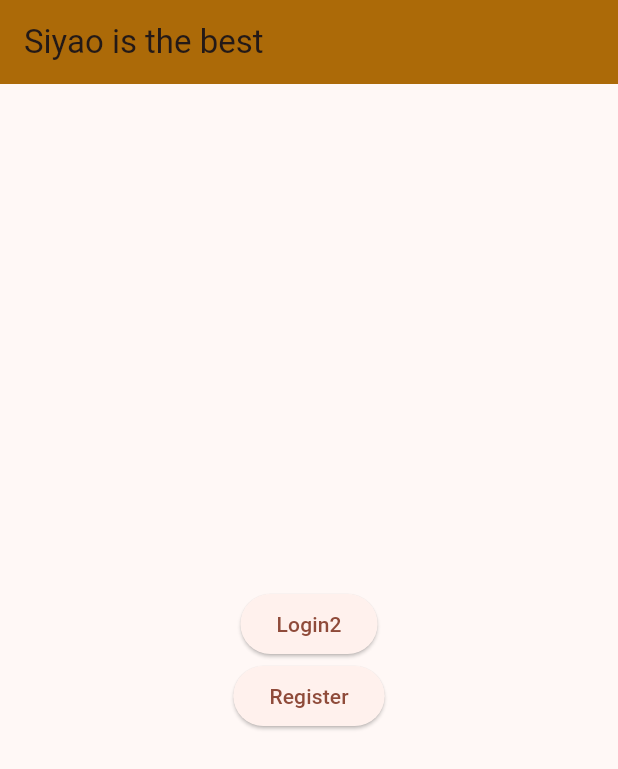
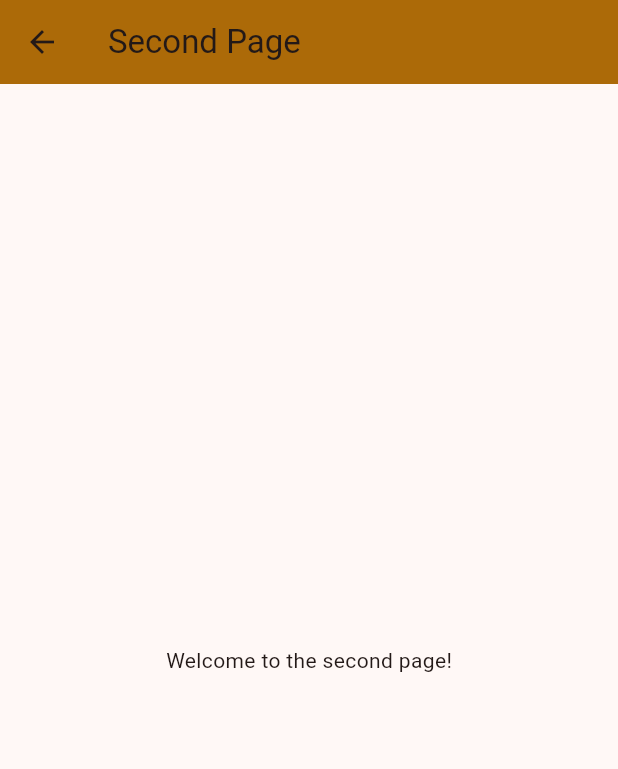
Before and after one commit to SwintonStreet/GiftAppTest, a Flutter app: the screen it shows after launch, after a tap on "Login2", on a phone screen of 412 x 824 dp. Shown: the top 769 px of the screen. Run offline on Flutter 3.47's test engine with Material 3 defaults, Android fonts, the light colour scheme and no system bars.

Commit message:
Adding a second page

```diff
--- a/lib/main.dart
+++ b/lib/main.dart
@@ -30,7 +30,7 @@ class MyApp extends StatelessWidget {
         // tested with just a hot reload.
         colorScheme: ColorScheme.fromSeed(seedColor: const Color.fromARGB(255, 214, 56, 8)),
       ),
-      home: const MyHomePage(title: 'Siyao is the best'),
+      home: const MyHomePage(title: 'Jake is doubly the best'),
     );
   }
 }
@@ -105,7 +105,15 @@ class _MyHomePageState extends State<MyHomePage> {
           // wireframe for each widget.
           mainAxisAlignment: MainAxisAlignment.center,
           children: <Widget>[
-            ElevatedButton(onPressed: () {}, child: const Text('Login2')),
+            ElevatedButton(
+              onPressed: () {
+                Navigator.push(
+                  context,
+                  MaterialPageRoute(builder: (context) => const SecondPage()),
+                );
+              },
+              child: const Text('Login2'),
+            ),
             ElevatedButton(
               onPressed: () {},
               child: const Text('Register')
@@ -116,3 +124,20 @@ class _MyHomePageState extends State<MyHomePage> {
     );
   }
 }
+
+class SecondPage extends StatelessWidget {
+  const SecondPage({super.key});
+
+  @override
+  Widget build(BuildContext context) {
+    return Scaffold(
+      appBar: AppBar(
+        title: const Text('Second Page'),
+        backgroundColor: const Color.fromARGB(255, 172, 106, 8),
+      ),
+      body: const Center(
+        child: Text('Welcome to the second page!'),
+      ),
+    );
+  }
+}
--- a/pubspec.yaml
+++ b/pubspec.yaml
@@ -44,7 +44,7 @@ dev_dependencies:
   # activated in the `analysis_options.yaml` file located at the root of your
   # package. See that file for information about deactivating specific lint
   # rules and activating additional ones.
-  flutter_lints: ^5.0.0
+  flutter_lints: ^6.0.0
 
 # For information on the generic Dart part of this file, see the
 # following page: https://dart.dev/tools/pub/pubspec
```
Also changed, not shown: pubspec.lock.
